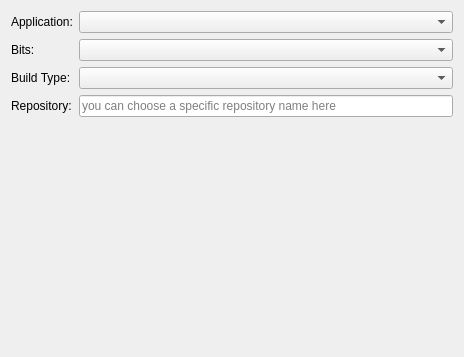
Above: gui/mozregui/ui/intro.ui from mozilla/mozregression before the change. Below: the same form after it.
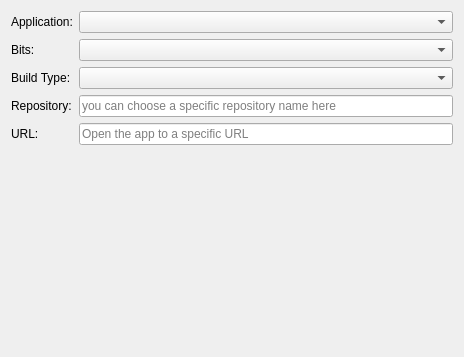
That is the form after the change.

Commit message:
Bug 1422606 - Add support for opening app to a specific URL from GUI (#528)
Useful when needing to run a test with a specific site

The edit to the form file:
```diff
--- a/gui/mozregui/ui/intro.ui
+++ b/gui/mozregui/ui/intro.ui
@@ -68,6 +68,26 @@
      </property>
     </widget>
    </item>
+   <item row="4" column="0">
+    <widget class="QLabel" name="url_label">
+     <property name="toolTip">
+      <string>enter a URL to pass to the app</string>
+     </property>
+     <property name="text">
+      <string>URL:</string>
+     </property>
+    </widget>
+   </item>
+   <item row="4" column="1">
+    <widget class="QLineEdit" name="url">
+     <property name="toolTip">
+      <string>URL such as example.org, https://mozilla.org, about:logo</string>
+     </property>
+     <property name="placeholderText">
+      <string>Open the app to a specific URL</string>
+     </property>
+    </widget>
+   </item>
   </layout>
  </widget>
  <resources/>
```
The commit also changes 2 other files.
